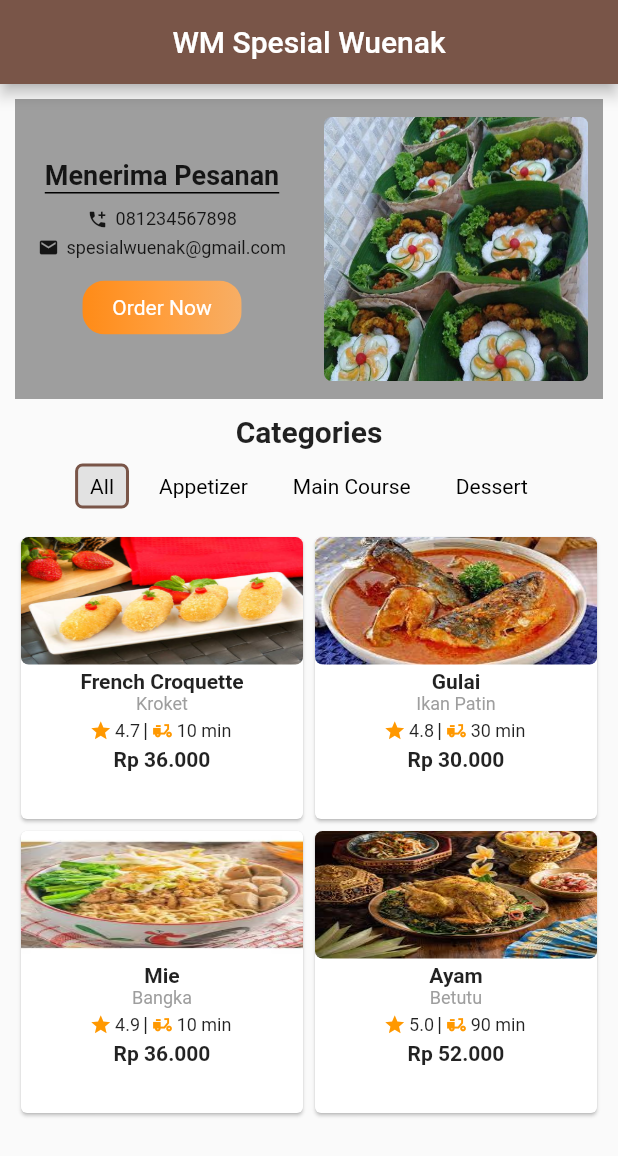
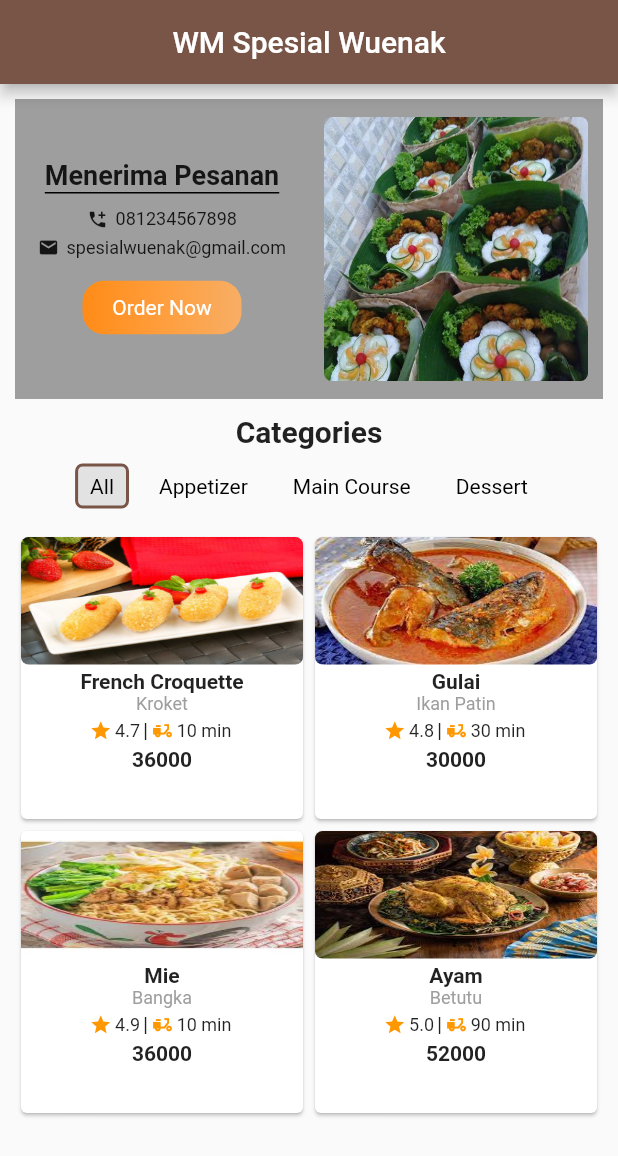
Before and after one commit to dewaasmara589/Belajar-Flutter, a Flutter app: the screen it shows after launch, on a phone screen of 412 x 824 dp. Shown: the top 1156 px of the screen. Run offline on Flutter 3.47's test engine with Material 2 defaults, Android fonts, the phone set to English and light mode, and no system bars.

```diff
--- a/submission_flutter_pemula_dicoding/lib/data.dart
+++ b/submission_flutter_pemula_dicoding/lib/data.dart
@@ -3,7 +3,7 @@ import 'package:submission_flutter_pemula_dicoding/dataModel.dart';
 List<dataModel> listDataModel = [
   dataModel(id: 1, image: "assets/images/content2.jpg",
       title: "French Croquette", subTitle: "Kroket", rating: 4.7,
-      duration: "10 min", price: "Rp 36.000", type: "Appetizer",
+      duration: "10 min", price: "36000", type: "Appetizer",
       desc: "French Croquette atau di Indonesia lebih dikenal dengan "
           "sebutan kroket adalah makanan berbahan dasar kentang. "
           "Selain kentang, di dalamnya dicampurkan juga daging lalu "
@@ -12,7 +12,7 @@ List<dataModel> listDataModel = [
           "Belanda ini biasanya dibungkus menggunakan kertas krep"),
   dataModel(id: 2, image: "assets/images/content3.jpg",
       title: "Gulai", subTitle: "Ikan Patin", rating: 4.8,
-      duration: "30 min", price: "Rp 30.000", type: "Main Course",
+      duration: "30 min", price: "30000", type: "Main Course",
       desc: "Seperti namanya, gulai yang satu ini berbahan dasar ikan patin "
           "yang diberi bumbu-bumbu dan rempah kemudian dimasak. Tak hanya "
           "lezat, makanan ini juga kaya akan gizi.Gulai ikan patin cocok "
@@ -20,25 +20,25 @@ List<dataModel> listDataModel = [
           "goreng dan nasi putih."),
   dataModel(id: 3, image: "assets/images/content4.jpg",
       title: "Mie", subTitle: "Bangka", rating: 4.9,
-      duration: "10 min", price: "Rp 36.000", type: "Main Course",
+      duration: "10 min", price: "36000", type: "Main Course",
       desc: "Mi Bangka atau dikenal juga dengan nama bakmi Bangka "
           "merupakan hidangan tradisional dari Provinsi Bangka Belitung. "
           "Kuliner ini biasanya ditambah dengan aneka topping seperti "
           "bakso sapi, udang, irisan ayam, dan lainnya."),
   dataModel(id: 4, image: "assets/images/content5.jpg",
       title: "Ayam", subTitle: "Betutu", rating: 5.0,
-      duration: "90 min", price: "Rp 52.000", type: "Main Course",
+      duration: "90 min", price: "52000", type: "Main Course",
       desc: "Ayam betutu merupakan hidangan khas Bali, terbuat dari daging "
           "ayam utuh dan dimasak dengan bumbu base genep."),
   dataModel(id: 5, image: "assets/images/content6.jpg",
       title: "Ayam", subTitle: "Taliwang", rating: 4.9,
-      duration: "80 min", price: "Rp 55.000", type: "Main Course",
+      duration: "80 min", price: "55000", type: "Main Course",
       desc: "Ayam Taliwang adalah makanan khas yang berasal dari Karang "
           "Taliwang, Mataram, Nusa Tenggara Barat. Makanan ini berbahan "
           "dasar daging ayam."),
   dataModel(id: 6, image: "assets/images/content7.jpg",
       title: "Soto", subTitle: "Banjar", rating: 4.8,
-      duration: "15 min", price: "Rp 25.000", type: "Main Course",
+      duration: "15 min", price: "25000", type: "Main Course",
       desc: "Soto Banjar adalah soto ayam berempah yang lahir di tengah "
           "masyarakat suku Banjar di Kalimantan Selatan. Bisa dibilang juga "
           "bahkan hidangan ini adalah salah satu masakan terpopuler "
@@ -50,26 +50,26 @@ List<dataModel> listDataModel = [
           "susu ke dalam kaldunya sehinga kuah soto nampak lebih keruh."),
   dataModel(id: 7, image: "assets/images/content8.jpg",
       title: "Soto", subTitle: "Betawi", rating: 4.8,
-      duration: "17 min", price: "Rp 28.000", type: "Main Course",
+      duration: "17 min", price: "28000", type: "Main Course",
       desc: "Soto Betawi merupakan salah satu jenis soto khas Nusantara "
           "yang paling digemari. Berkuah putih dan cukup kental, soto Betawi "
           "ada yang terbuat dari santan kelapa atau susu."),
   dataModel(id: 8, image: "assets/images/content9.jpg",
       title: "Turkish Baklava", subTitle: "with Turkish Tea", rating: 4.6,
-      duration: "10 min", price: "Rp 23.000", type: "Dessert",
+      duration: "10 min", price: "23000", type: "Dessert",
       desc: "sejenis makanan ringan di kawasan Turki dan daerah-daerah "
           "tempat mantan kekuasaan Kesultanan Utsmaniyah. Makanan ini "
           "terdiri dari kacang walnut atau pistache yang dicincang dan "
           "diberi pemanis (gula atau madu) dan dibungkus adonan roti tipis"),
   dataModel(id: 9, image: "assets/images/content10.jpg",
       title: "Salad", subTitle: "Buah, Yoghurt", rating: 4.8,
-      duration: "5 min", price: "Rp 28.000", type: "Appetizer",
+      duration: "5 min", price: "28000", type: "Appetizer",
       desc: "Jika Anda sedang ingin memaksimalkan program diet, salad buah "
           "yoghurt merupakan salah satu menu yang pas disantap sebagai "
           "hidangan penutup Anda."),
   dataModel(id: 10, image: "assets/images/content11.jpg",
       title: "Gudeg", subTitle: "Yogyakarta", rating: 5.0,
-      duration: "30 min", price: "Rp 40.000", type: "Main Course",
+      duration: "30 min", price: "40000", type: "Main Course",
       desc: "Gudeg merupakan masakan yang berbahan utama nangka muda atau "
           "oleh warga lokal disebut gori. Dalam prosesnya, potongan daging "
           "nangka ini direbus dengan gula merah dan santan dengan api kecil "
```
Also changed, not shown: submission_flutter_pemula_dicoding/lib/detail.dart (+137 -1 lines).
